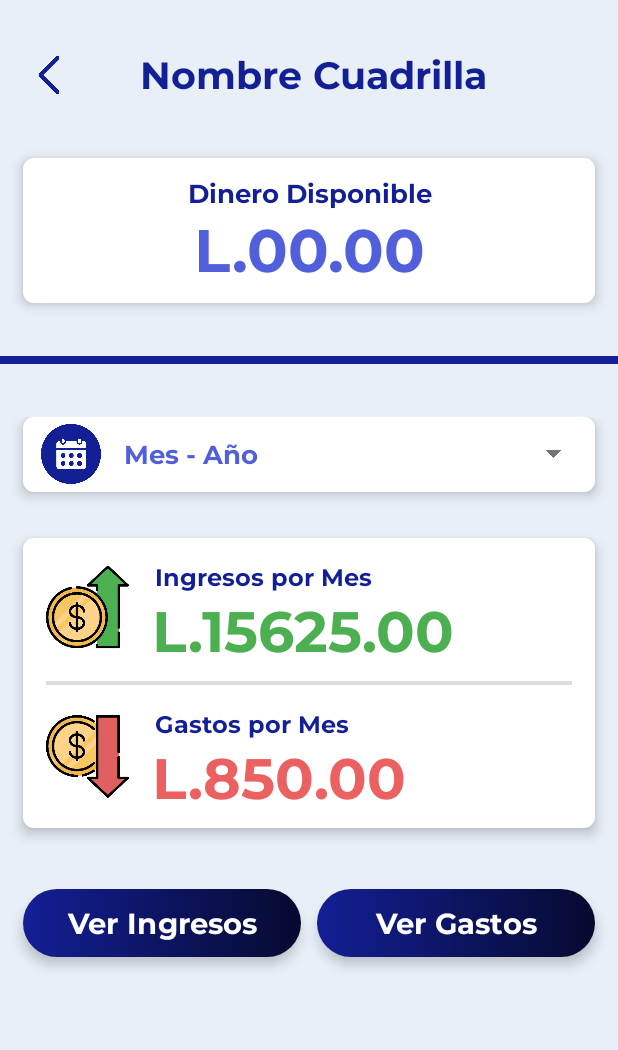
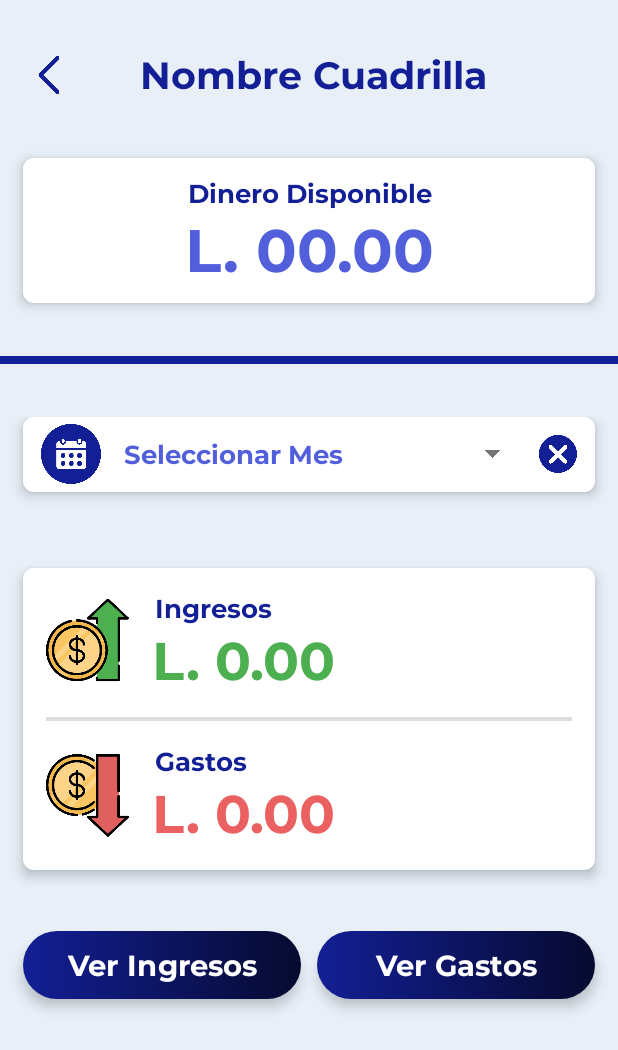
Before and after one commit to neusteromega/INGELCOM-CajaChica, an Android app: the layout activity_adm_datos_cuadrilla.xml on its own in the app's theme, with its tools: preview values and no code run, on a phone screen of 412 x 824 dp. Shown: the top 1050 px of the screen. Run offline under Robolectric (Android 15) with nearby library versions, the phone set to English and light mode, and no system bars.

Commit message:
Se recibe el nombre de cuadrilla en los fragments de Gastos

```diff
--- a/app/src/main/java/com/ingelcom/cajachica/RegistrarEditarGasto.java
+++ b/app/src/main/java/com/ingelcom/cajachica/RegistrarEditarGasto.java
@@ -50,7 +50,7 @@ public class RegistrarEditarGasto extends AppCompatActivity {
     }
 
     private void inicializarElementos() {
-        //Obtenemos el nombre del activity que se envía desde el activity anterior, lo hacemos llamando a la función "obtenerStringExtra" de la clase "Utilidades", y le mandamos "this" para referenciar esta actividad y "Activity" como clave del putExtra
+        //Obtenemos el nombre del activity y el dinero disponible que se envía desde el activity anterior, lo hacemos llamando a la función "obtenerStringExtra" de la clase "Utilidades", y le mandamos "this" para referenciar esta actividad y los nombres de las claves del putExtra
         nombreActivity = Utilidades.obtenerStringExtra(this, "ActivityREG");
         dineroDisponible = Utilidades.obtenerStringExtra(this, "DineroDisponible");
 
--- a/app/src/main/res/layout/activity_adm_datos_cuadrilla.xml
+++ b/app/src/main/res/layout/activity_adm_datos_cuadrilla.xml
@@ -33,7 +33,7 @@
                 app:srcCompat="@mipmap/ico_azul_regresar" />
 
             <TextView
-                android:id="@+id/lblDatosCuadrilla"
+                android:id="@+id/lblNombreCuadrillaDC"
                 android:layout_width="match_parent"
                 android:layout_height="40dp"
                 android:fontFamily="@font/montserrat_bold"
@@ -73,7 +73,7 @@
                 android:layout_height="wrap_content"
                 android:fontFamily="@font/montserrat_bold"
                 android:gravity="center"
-                android:text="L.00.00"
+                android:text="L. 00.00"
                 android:textColor="@color/clr_fuente_secundario"
                 android:textSize="40dp" />
         </LinearLayout>
@@ -106,13 +106,13 @@
             android:layout_height="wrap_content"
             android:layout_marginLeft="15dp"
             android:layout_marginRight="15dp"
-            android:layout_marginBottom="15dp"
+            android:layout_marginBottom="35dp"
             android:background="@drawable/clr_casillablanca_cuadrada"
             android:elevation="5dp"
             android:gravity="center"
             android:orientation="horizontal"
             android:paddingLeft="12dp"
-            android:paddingRight="22dp">
+            android:paddingRight="12dp">
 
             <ImageView
                 android:id="@+id/imgFechaDC"
@@ -126,6 +126,13 @@
                 android:gravity="center|right"
                 android:orientation="horizontal">
 
+                <LinearLayout
+                    android:layout_width="match_parent"
+                    android:layout_height="wrap_content"
+                    android:layout_weight="1"
+                    android:gravity="center"
+                    android:orientation="horizontal">
+
                     <TextView
                         android:id="@+id/lblFechaDC"
                         android:layout_width="match_parent"
@@ -136,7 +143,7 @@
                         android:gravity="center|left"
                         android:paddingLeft="15dp"
                         android:paddingRight="10dp"
-                    android:text="Mes - Año"
+                        android:text="Seleccionar Mes"
                         android:textColor="@color/clr_fuente_secundario"
                         android:textSize="17dp" />
 
@@ -144,8 +151,19 @@
                         android:id="@+id/imgAbrirFechaDC"
                         android:layout_width="11dp"
                         android:layout_height="20dp"
+                        android:layout_marginRight="10dp"
                         android:contentDescription="@string/descripcion"
                         app:srcCompat="@mipmap/ico_gris_expandirabajo" />
+                </LinearLayout>
+
+                <ImageView
+                    android:id="@+id/btnEliminarFechaDC"
+                    android:layout_width="25dp"
+                    android:layout_height="25dp"
+                    android:layout_marginLeft="15dp"
+                    android:contentDescription="@string/descripcion"
+                    app:srcCompat="@mipmap/ico_azul_eliminar"
+                    tools:ignore="TouchTargetSizeCheck" />
             </LinearLayout>
 
         </LinearLayout>
@@ -164,7 +182,7 @@
             <LinearLayout
                 android:id="@+id/LLIngresosDC"
                 android:layout_width="match_parent"
-                android:layout_height="95dp"
+                android:layout_height="wrap_content"
                 android:orientation="horizontal"
                 android:paddingLeft="15dp"
                 android:paddingTop="15dp"
@@ -180,7 +198,7 @@
 
                 <LinearLayout
                     android:layout_width="match_parent"
-                    android:layout_height="match_parent"
+                    android:layout_height="wrap_content"
                     android:layout_marginLeft="15dp"
                     android:orientation="vertical">
 
@@ -191,9 +209,9 @@
                         android:layout_marginLeft="2dp"
                         android:fontFamily="@font/montserrat_bold"
                         android:gravity="left"
-                        android:text="Ingresos por Mes"
+                        android:text="Ingresos"
                         android:textColor="@color/clr_fuente_primario"
-                        android:textSize="16dp" />
+                        android:textSize="17dp" />
 
                     <TextView
                         android:id="@+id/lblCantIngresosDC"
@@ -201,9 +219,9 @@
                         android:layout_height="wrap_content"
                         android:fontFamily="@font/montserrat_bold"
                         android:gravity="left"
-                        android:text="L.15625.00"
+                        android:text="L. 0.00"
                         android:textColor="@color/clr_fuente_ingresos"
-                        android:textSize="38dp" />
+                        android:textSize="35dp" />
                 </LinearLayout>
             </LinearLayout>
 
@@ -221,7 +239,7 @@
             <LinearLayout
                 android:id="@+id/LLGastosDC"
                 android:layout_width="match_parent"
-                android:layout_height="95dp"
+                android:layout_height="wrap_content"
                 android:orientation="horizontal"
                 android:paddingLeft="15dp"
                 android:paddingTop="15dp"
@@ -236,7 +254,7 @@
 
                 <LinearLayout
                     android:layout_width="match_parent"
-                    android:layout_height="match_parent"
+                    android:layout_height="wrap_content"
                     android:layout_marginLeft="15dp"
                     android:orientation="vertical">
 
@@ -247,9 +265,9 @@
                         android:layout_marginLeft="2dp"
                         android:fontFamily="@font/montserrat_bold"
                         android:gravity="left"
-                        android:text="Gastos por Mes"
+                        android:text="Gastos"
                         android:textColor="@color/clr_fuente_primario"
-                        android:textSize="16dp" />
+                        android:textSize="17dp" />
 
                     <TextView
                         android:id="@+id/lblCantGastosDC"
@@ -257,9 +275,9 @@
                         android:layout_height="wrap_content"
                         android:fontFamily="@font/montserrat_bold"
                         android:gravity="left"
-                        android:text="L.850.00"
+                        android:text="L. 0.00"
                         android:textColor="@color/clr_fuente_gastos"
-                        android:textSize="38dp" />
+                        android:textSize="35dp" />
                 </LinearLayout>
             </LinearLayout>
         </LinearLayout>
```
Also changed, not shown: app/src/main/java/com/ingelcom/cajachica/Adaptadores/VPGastosAdapter.java (+9 -5 lines), app/src/main/java/com/ingelcom/cajachica/AdmDatosCuadrilla.java (+26 -1 lines), app/src/main/java/com/ingelcom/cajachica/Fragmentos/FragAdmCuadrillas.java (+13 -17 lines), app/src/main/java/com/ingelcom/cajachica/Fragmentos/FragGastosCuadrilla.java (+8 -29 lines), app/src/main/java/com/ingelcom/cajachica/Fragmentos/FragGastosSupervisores.java (+6 -27 lines), app/src/main/java/com/ingelcom/cajachica/Herramientas/SharedViewGastosModel.java (+9 -0 lines), app/src/main/java/com/ingelcom/cajachica/Herramientas/Utilidades.java (+12 -0 lines), app/src/main/java/com/ingelcom/cajachica/ListadoGastos.java (+13 -13 lines). Lines whose indentation alone changed are shown as unchanged.
